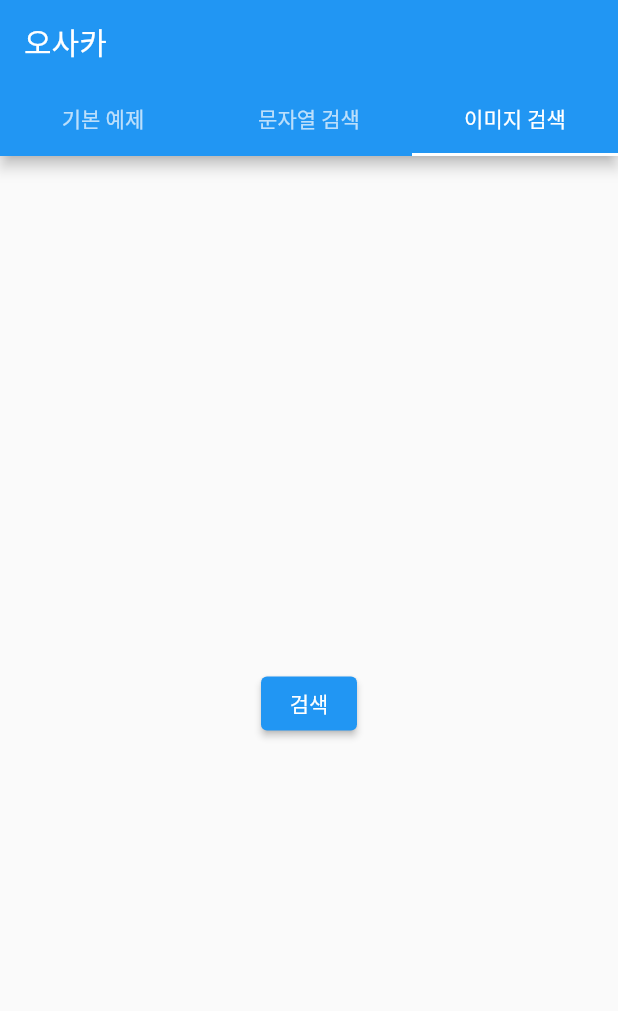
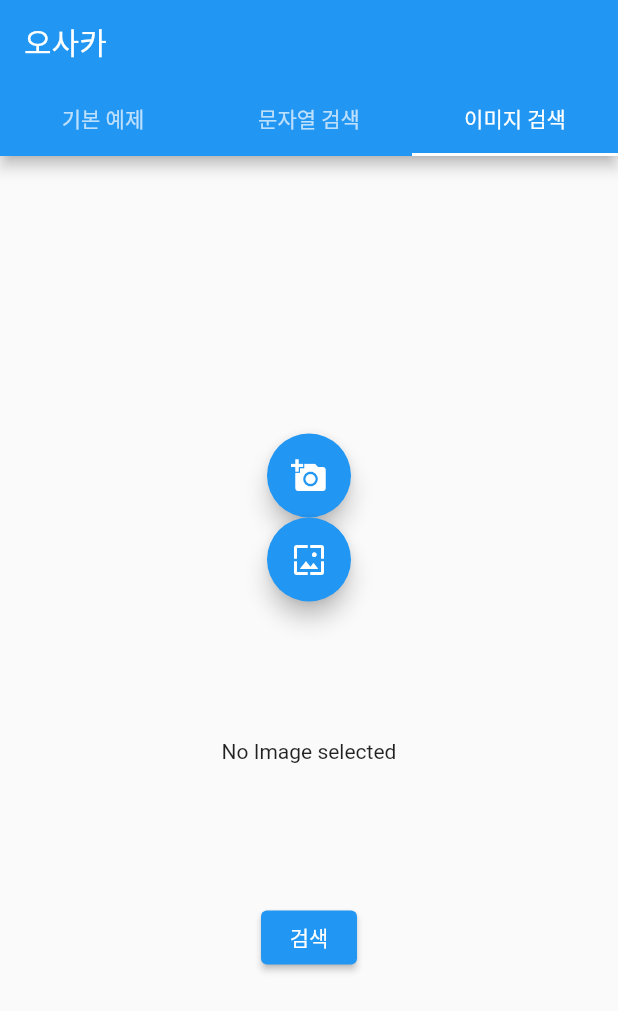
Before and after one commit to NAMUORI00/Osaka_mobile_FoodScan, a Flutter app: the screen it shows after launch, tab 3 chosen, on a phone screen of 412 x 824 dp. Shown: the top 1011 px of the screen. Run offline on Flutter 3.47's test engine with Material 2 defaults, Android fonts, the light colour scheme and no system bars; our stand-ins replace image_picker.

Commit message:
change image module

```diff
--- a/lib/imageSearchPage.dart
+++ b/lib/imageSearchPage.dart
@@ -14,8 +14,11 @@ class ImagePage extends StatefulWidget {
 
 
 class _ImagePage extends State<ImagePage> {
+
+   XFile? image;
+  dynamic sendDataPath;
   //임시
-  late Future<dynamic> image;
+  //final picker = ImagePicker();
   TextEditingController inputController = TextEditingController();
 
   @override
@@ -30,18 +33,55 @@ class _ImagePage extends State<ImagePage> {
           child: SingleChildScrollView(
             child: Column(
               mainAxisAlignment: MainAxisAlignment.start,
-              //image = GetImage().galleryImage();
+
                children: [
-
               const Padding(
                 padding: EdgeInsets.fromLTRB(20.0, 0.0, 20.0, 10.0),
               ),
+
+                 FloatingActionButton(
+                   tooltip: 'pick camera',
+                   onPressed: () {
+                     final image = GetImage().cameraImage();
+                   },
+                   child: const Icon(Icons.add_a_photo),
+                 ),
+
+                 FloatingActionButton(
+                   tooltip: 'pick gallery image',
+                   onPressed: () {
+                     final image = GetImage().galleryImage();
+                     image.then((img){
+                       sendDataPath = img.path;
+                       print("image Path : ${sendDataPath}");
+                     });
+                     //throw 발생
+                     //final img = image as XFile?;
+                     //if (img != null) {
+                     //  sendDataPath = img.path;
+                     //  print("image Path : ${sendDataPath}");
+                    // }
+
+                   },
+                   child: const Icon(Icons.wallpaper),
+                 ),
+
+              Container(
+                width: MediaQuery.of(context).size.width,
+                height: 200.0,
+                child: Center(
+                  child: image  ==null
+                  ? const Text('No Image selected')
+                  : Image.file(sendDataPath),
+                ),
+              ),
+
               ElevatedButton(
                 onPressed: () {
                   setState(() {
                   });
                   },
-                child: Text('검색'),
+                child: const Text('검색'),
               ),
               ],
             ),
```
Also changed, not shown: lib/imageProcess.dart (+21 -3 lines), 1 other file.
